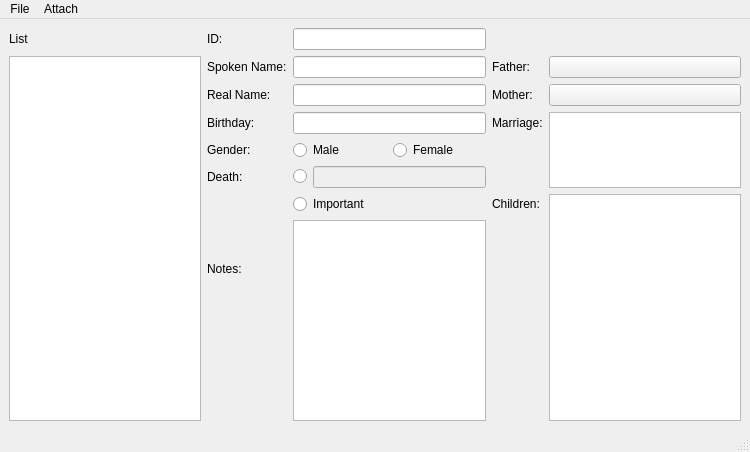
Qt form worker.ui (DayGitH/Family-Tree) before a commit.
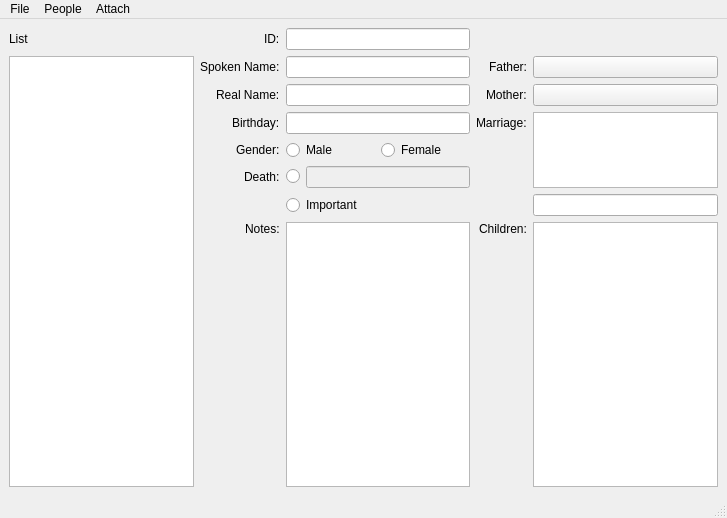
The same form after that commit.

Commit message: Layout adjustments for the main window + added menu options

The edit to the form file:
```diff
--- a/worker.ui
+++ b/worker.ui
@@ -6,8 +6,8 @@
    <rect>
     <x>0</x>
     <y>0</y>
-    <width>750</width>
-    <height>452</height>
+    <width>727</width>
+    <height>518</height>
    </rect>
   </property>
   <property name="windowTitle">
@@ -15,8 +15,8 @@
   </property>
   <widget class="QWidget" name="centralwidget">
    <layout class="QGridLayout" name="gridLayout">
-    <item row="5" column="1">
-     <widget class="QLabel" name="label_6">
+    <item row="5" column="1" alignment="Qt::AlignRight">
+     <widget class="QLabel" name="label_dday">
       <property name="text">
        <string>Death:</string>
       </property>
@@ -43,36 +43,29 @@
       </item>
      </layout>
     </item>
-    <item row="7" column="1">
-     <widget class="QLabel" name="label_8">
+    <item row="7" column="1" alignment="Qt::AlignRight|Qt::AlignTop">
+     <widget class="QLabel" name="label_notes">
       <property name="text">
        <string>Notes:</string>
       </property>
      </widget>
     </item>
-    <item row="1" column="3">
-     <widget class="QLabel" name="label_9">
+    <item row="1" column="3" alignment="Qt::AlignRight">
+     <widget class="QLabel" name="label_father">
       <property name="text">
        <string>Father:</string>
       </property>
      </widget>
     </item>
-    <item row="3" column="3">
-     <widget class="QLabel" name="label_11">
+    <item row="3" column="3" alignment="Qt::AlignRight">
+     <widget class="QLabel" name="label_marriage">
       <property name="text">
        <string>Marriage:</string>
       </property>
      </widget>
     </item>
-    <item row="6" column="3">
-     <widget class="QLabel" name="label_12">
-      <property name="text">
-       <string>Children:</string>
-      </property>
-     </widget>
-    </item>
-    <item row="2" column="3">
-     <widget class="QLabel" name="label_10">
+    <item row="2" column="3" alignment="Qt::AlignRight">
+     <widget class="QLabel" name="label_mother">
       <property name="text">
        <string>Mother:</string>
       </property>
@@ -81,22 +74,22 @@
     <item row="3" column="4" rowspan="3">
      <widget class="QListWidget" name="spouselist"/>
     </item>
-    <item row="0" column="1">
-     <widget class="QLabel" name="label">
+    <item row="0" column="1" alignment="Qt::AlignRight">
+     <widget class="QLabel" name="label_ID">
       <property name="text">
        <string>ID:</string>
       </property>
      </widget>
     </item>
-    <item row="2" column="1">
-     <widget class="QLabel" name="label_3">
+    <item row="2" column="1" alignment="Qt::AlignRight">
+     <widget class="QLabel" name="label_realname">
       <property name="text">
        <string>Real Name:</string>
       </property>
      </widget>
     </item>
-    <item row="3" column="1">
-     <widget class="QLabel" name="label_4">
+    <item row="3" column="1" alignment="Qt::AlignRight">
+     <widget class="QLabel" name="label_bday">
       <property name="text">
        <string>Birthday:</string>
       </property>
@@ -112,8 +105,8 @@
     <item row="1" column="2">
      <widget class="QLineEdit" name="nicknameEdit"/>
     </item>
-    <item row="1" column="1">
-     <widget class="QLabel" name="label_2">
+    <item row="1" column="1" alignment="Qt::AlignRight">
+     <widget class="QLabel" name="label_nickname">
       <property name="text">
        <string>Spoken Name:</string>
       </property>
@@ -140,8 +133,8 @@
       </item>
      </layout>
     </item>
-    <item row="4" column="1">
-     <widget class="QLabel" name="label_5">
+    <item row="4" column="1" alignment="Qt::AlignRight">
+     <widget class="QLabel" name="label_gender">
       <property name="text">
        <string>Gender:</string>
       </property>
@@ -170,9 +163,6 @@
     <item row="7" column="2" rowspan="2">
      <widget class="QTextEdit" name="notesEdit"/>
     </item>
-    <item row="6" column="4" rowspan="3">
-     <widget class="QListWidget" name="childrenlist"/>
-    </item>
     <item row="1" column="0" rowspan="8">
      <widget class="QListWidget" name="peoplelist">
       <property name="sizePolicy">
@@ -197,6 +187,19 @@
       </property>
      </widget>
     </item>
+    <item row="7" column="4" rowspan="2">
+     <widget class="QListWidget" name="childrenlist"/>
+    </item>
+    <item row="7" column="3" alignment="Qt::AlignRight|Qt::AlignTop">
+     <widget class="QLabel" name="label_children">
+      <property name="text">
+       <string>Children:</string>
+      </property>
+     </widget>
+    </item>
+    <item row="6" column="4">
+     <widget class="QLineEdit" name="spouseinfo"/>
+    </item>
    </layout>
   </widget>
   <widget class="QMenuBar" name="menubar">
@@ -204,7 +207,7 @@
     <rect>
      <x>0</x>
      <y>0</y>
-     <width>750</width>
+     <width>727</width>
      <height>21</height>
     </rect>
    </property>
@@ -231,7 +234,17 @@
     <addaction name="separator"/>
     <addaction name="actionUnattach"/>
    </widget>
+   <widget class="QMenu" name="menuPeople">
+    <property name="title">
+     <string>People</string>
+    </property>
+    <addaction name="actionMerge_Person"/>
+    <addaction name="actionDelete_Person"/>
+    <addaction name="separator"/>
+    <addaction name="actionEdit_Spouse"/>
+   </widget>
    <addaction name="menuFile"/>
+   <addaction name="menuPeople"/>
    <addaction name="menuAttach"/>
   </widget>
   <widget class="QStatusBar" name="statusbar"/>
```
Left out of the diff: 10 changed lines with no effect on the pictures. The commit also changes 1 other file.
